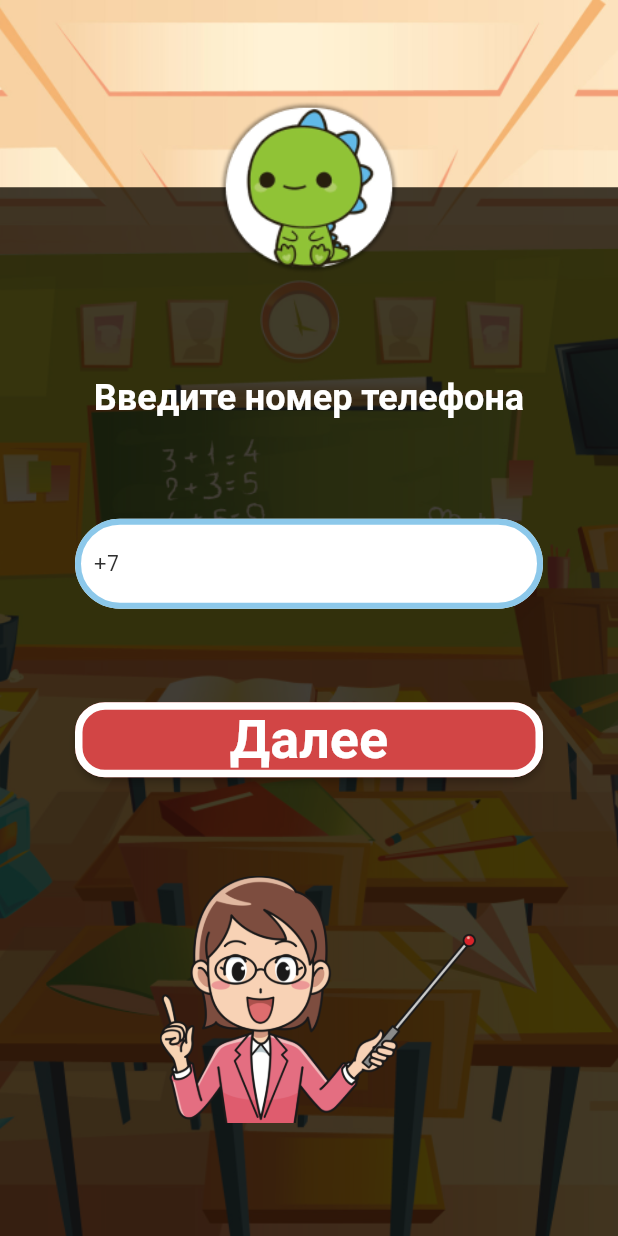
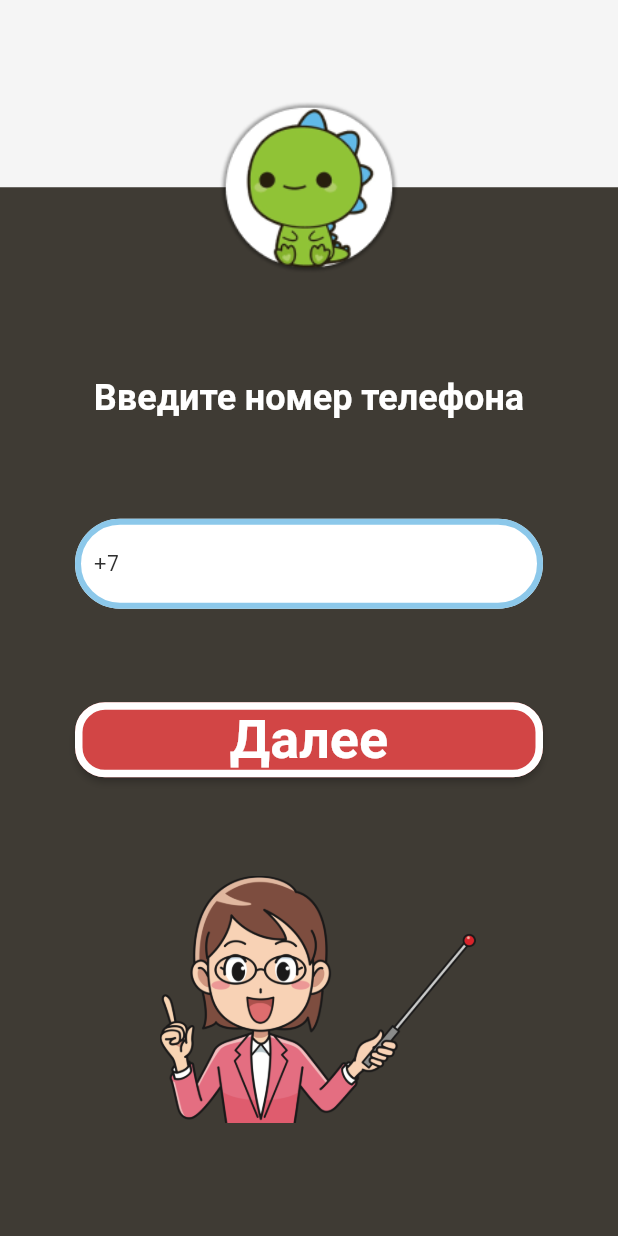
Before and after one commit to Sypexx/KengaBoo, a Flutter app: the RegistrationNumberWidget screen opened directly, on a phone screen of 412 x 824 dp. Run offline on Flutter 3.47's test engine with Material 2 defaults, Android fonts, the phone set to English and light mode, and no system bars; drawn by our look-alikes of auto_size_text; our stand-ins replace built_collection, built_value, cloud_firestore, firebase_auth, firebase_core, font_awesome_flutter and 8 more; missing offline and left inert: json_path; accounts and stored records are empty; generated files the repository leaves out were written again.

Commit message:
Updating to latest FlutterFlow output.

```diff
--- a/lib/registration_number/registration_number_widget.dart
+++ b/lib/registration_number/registration_number_widget.dart
@@ -29,19 +29,7 @@ class _RegistrationNumberWidgetState extends State<RegistrationNumberWidget> {
     return Scaffold(
       key: scaffoldKey,
       backgroundColor: Color(0xFFF5F5F5),
-      body: Container(
-        width: MediaQuery.of(context).size.width,
-        height: MediaQuery.of(context).size.height * 1,
-        decoration: BoxDecoration(
-          color: Color(0xFFEEEEEE),
-          image: DecorationImage(
-            fit: BoxFit.cover,
-            image: Image.asset(
-              'assets/images/Rectangle_64.png',
-            ).image,
-          ),
-        ),
-        child: Stack(
+      body: Stack(
         children: [
           Column(
             mainAxisSize: MainAxisSize.max,
@@ -144,8 +132,7 @@ class _RegistrationNumberWidgetState extends State<RegistrationNumberWidget> {
                                 child: FFButtonWidget(
                                   onPressed: () async {
                                     if (textController.text.isEmpty ||
-                                          !textController.text
-                                              .startsWith('+')) {
+                                        !textController.text.startsWith('+')) {
                                       ScaffoldMessenger.of(context)
                                           .showSnackBar(
                                         SnackBar(
@@ -205,8 +192,8 @@ class _RegistrationNumberWidgetState extends State<RegistrationNumberWidget> {
                                   'assets/images/NicePng_teacher-clipart-2.png',
                                   width:
                                       MediaQuery.of(context).size.width * 0.6,
-                                    height: MediaQuery.of(context).size.height *
-                                        0.2,
+                                  height:
+                                      MediaQuery.of(context).size.height * 0.2,
                                   fit: BoxFit.contain,
                                 ),
                               ),
@@ -222,7 +209,6 @@ class _RegistrationNumberWidgetState extends State<RegistrationNumberWidget> {
           ),
         ],
       ),
-      ),
     );
   }
 }
```
Lines whose indentation alone changed are shown as unchanged.
